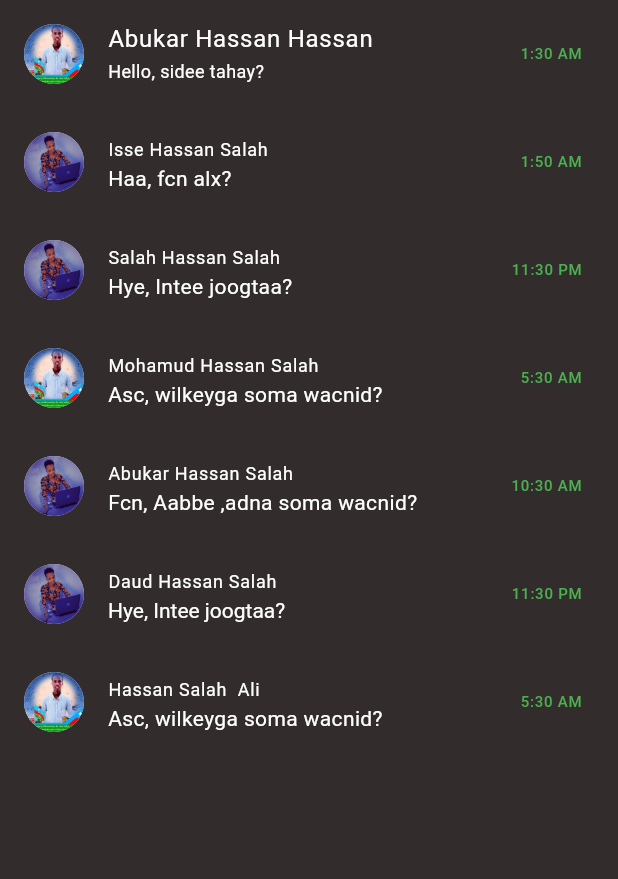
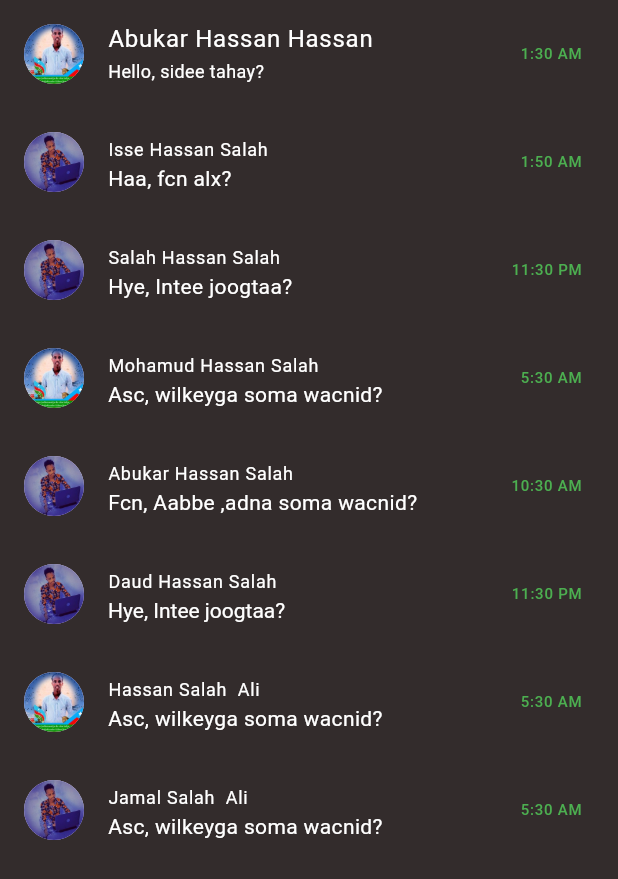
Before and after one commit to Abukar-Hassan-Salah/FlutterDart, a Flutter app: the ChatScreen screen opened directly, on a phone screen of 412 x 824 dp. Shown: the top 879 px of the screen. Run offline on Flutter 3.47's test engine with Material 3 defaults, Android fonts, the phone set to English and light mode, and no system bars; our stand-ins replace flutter_spinkit, webview_flutter.

Commit message:
updated whatsapp clone

```diff
--- a/helloword/lib/whatappcloneassign.dart
+++ b/helloword/lib/whatappcloneassign.dart
@@ -112,8 +112,21 @@ class ChatScreen extends StatelessWidget {
               ),
             ),
           ),
-
-          // Add more chat conversations here
+          ListTile(
+            textColor: Colors.white,
+            leading: CircleAvatar(
+              backgroundImage: AssetImage('assets/Abukar.jpg'),
+            ),
+            title: Text('Jamal Salah  Ali', style: TextStyle(fontSize: 12)),
+            subtitle: Text('Asc, wilkeyga soma wacnid?'),
+            trailing: Text(
+              '5:30 AM',
+              style: TextStyle(
+                color: Colors.green,
+                fontSize: 10,
+              ),
+            ),
+          ),
         ],
       ),
     );
```
Also changed, not shown: helloword/lib/whatshome.dart (+65 -6 lines).
